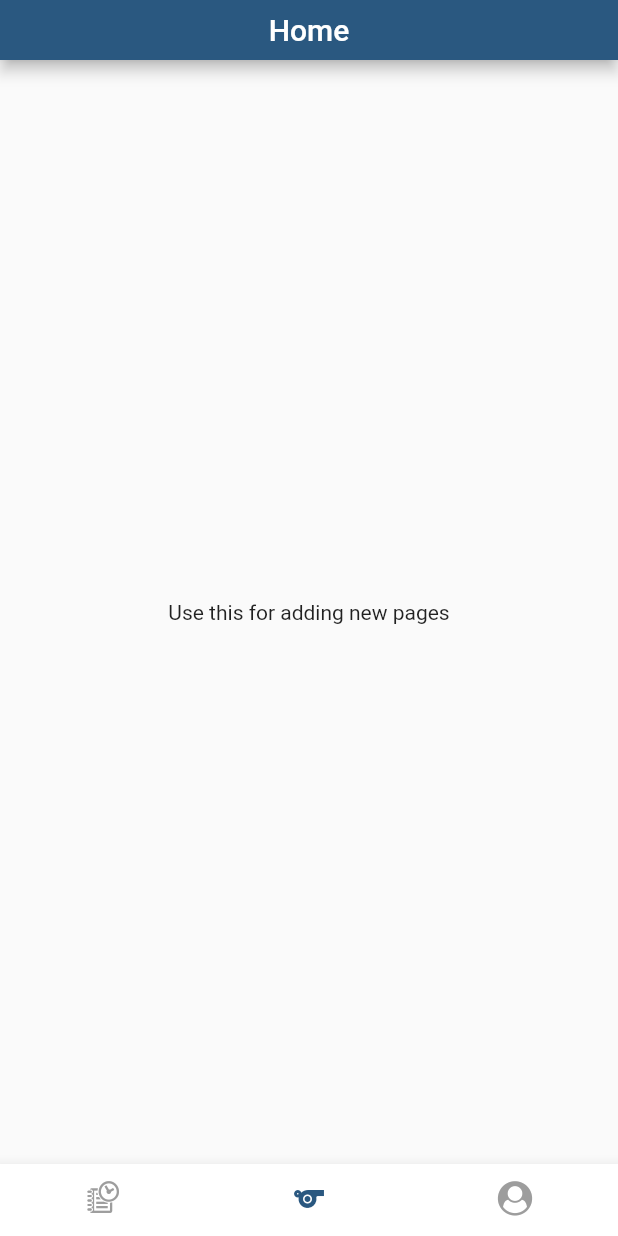
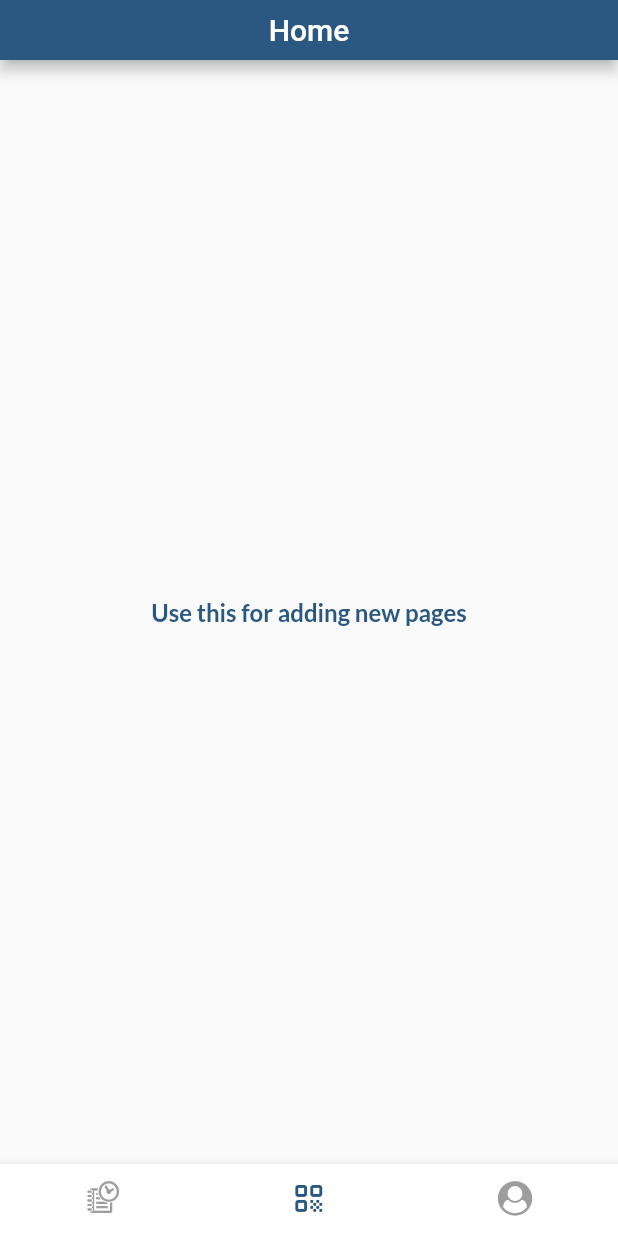
Before and after one commit to responilla07/Mobile-Queuing-System-and-Tracker-with-QR-Code, a Flutter app: the screen it shows after launch, on a phone screen of 412 x 824 dp. Run offline on Flutter 3.47's test engine with Material 2 defaults, Android fonts, the phone set to English and light mode, and no system bars.

Commit message:
fix: Fixed QR icon
Fixed QR icon. Added textsyle to themes

```diff
--- a/lib/Presentation/custom_icons_icons.dart
+++ b/lib/Presentation/custom_icons_icons.dart
@@ -24,13 +24,13 @@ class CustomIcons {
   static const IconData profile = IconData(0xe800, fontFamily: _kFontFam, fontPackage: _kFontPkg);
   static const IconData history = IconData(0xe801, fontFamily: _kFontFam, fontPackage: _kFontPkg);
   static const IconData info = IconData(0xe802, fontFamily: _kFontFam, fontPackage: _kFontPkg);
+  static const IconData qr_1 = IconData(0xe803, fontFamily: _kFontFam, fontPackage: _kFontPkg);
   static const IconData showpass_icon_ = IconData(0xe806, fontFamily: _kFontFam, fontPackage: _kFontPkg);
   static const IconData chat_sample_ = IconData(0xe808, fontFamily: _kFontFam, fontPackage: _kFontPkg);
-  static const IconData qr = IconData(0xf3d2, fontFamily: 'MaterialIcons');
+  static const IconData qr = IconData(0xe809, fontFamily: _kFontFam, fontPackage: _kFontPkg);
   static const IconData email_sample_ = IconData(0xe80a, fontFamily: _kFontFam, fontPackage: _kFontPkg);
   static const IconData logout = IconData(0xe80b, fontFamily: _kFontFam, fontPackage: _kFontPkg);
   static const IconData search_sample_ = IconData(0xe80c, fontFamily: _kFontFam, fontPackage: _kFontPkg);
   static const IconData edit_profile = IconData(0xe80d, fontFamily: _kFontFam, fontPackage: _kFontPkg);
   static const IconData history2 = IconData(0xe80e, fontFamily: _kFontFam, fontPackage: _kFontPkg);
-
 }
--- a/lib/Variables/global.dart
+++ b/lib/Variables/global.dart
@@ -10,6 +10,6 @@ ValueNotifier<String> pageTitle = ValueNotifier("Home");
 List<Widget> pagesForUser = [HistoryPage(), QRCodePage(), ProfilePage()];
 List<Widget> tabsForUser = [
   Tab(child: Icon(CustomIcons.history2)),
-  Tab(child: Icon(CustomIcons.qr)),
+  Tab(child: Icon(CustomIcons.qr_1)),
   Tab(child: Icon(CustomIcons.profile)),
 ];
--- a/lib/main.dart
+++ b/lib/main.dart
@@ -15,11 +15,24 @@ class MyApp extends StatelessWidget {
       title: 'Flutter Demo',
       home: RootPage(),
       theme: ThemeData(
+
         primaryColor: primaryColor,
         visualDensity: VisualDensity.adaptivePlatformDensity,
         textTheme: TextTheme(
           //TODO Create a text theme here
           bodyText1: TextStyle(
+            fontSize: 14.0,
+            fontFamily: 'Lato',
+            fontWeight: FontWeight.bold,
+            color: secondaryColor
+          ),
+          bodyText2: TextStyle(
+            fontSize: 16.0,
+            fontFamily: 'Lato',
+            fontWeight: FontWeight.bold,
+            color: primaryColor
+          ),
+          button: TextStyle(
             fontSize: 20.0,
             fontFamily: 'Lato',
             fontWeight: FontWeight.bold,
```
Also changed, not shown: assets/icons/customIcons.ttf.
